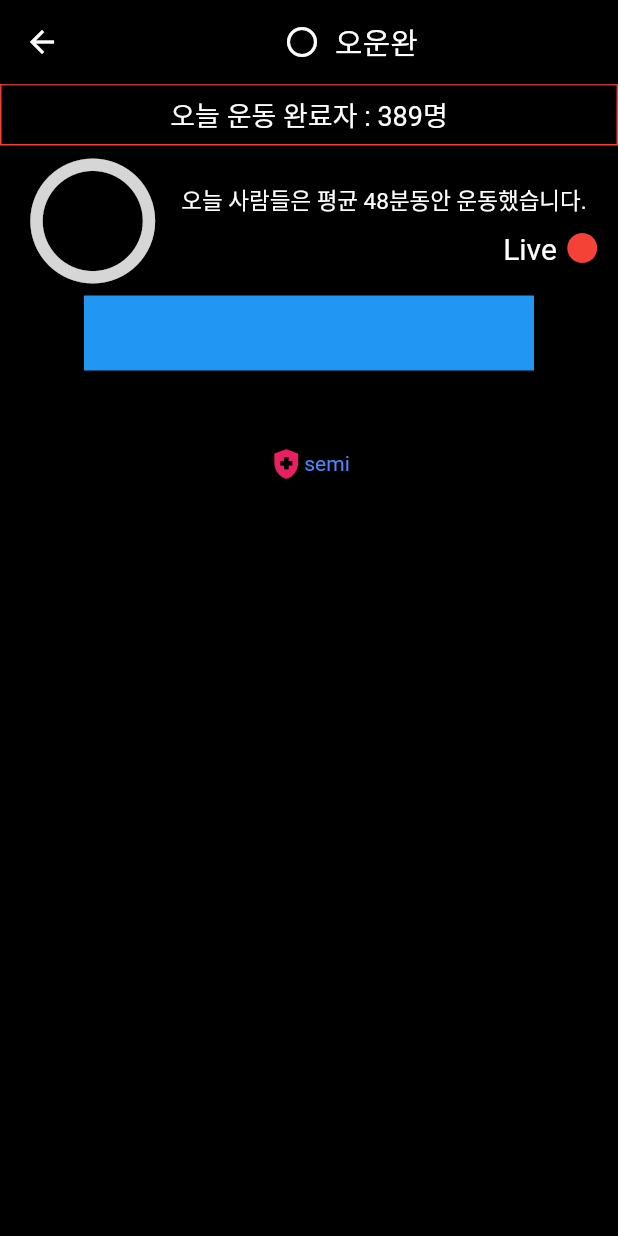
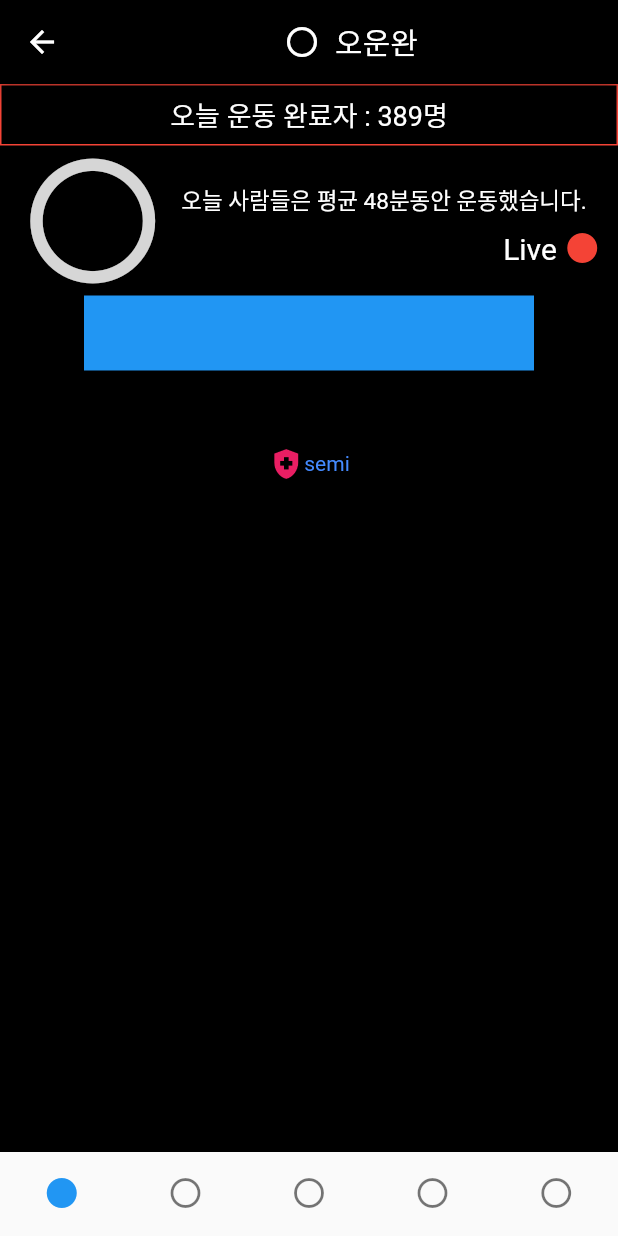
Before and after one commit to jwson-automation/wtwetwgfkdfndfbnd, a Flutter app: the App screen opened directly, on a phone screen of 412 x 824 dp. Run offline on Flutter 3.47's test engine with Material 2 defaults, Android fonts, the phone set to English and light mode, and no system bars; our stand-ins replace cloud_firestore, firebase_auth, firebase_core, get, google_sign_in; accounts and stored records are empty; Roboto replaces fonts that are missing (Schyler).

Commit message:
update_bottomnav

```diff
--- a/lib/main.dart
+++ b/lib/main.dart
@@ -4,6 +4,7 @@ import 'package:firebase_core/firebase_core.dart';
 import 'package:flutter/material.dart';
 import 'package:get/get.dart';
 import 'package:wtwetwgfkdfndfbnd/firebase_options.dart';
+import 'package:wtwetwgfkdfndfbnd/src/binding/init_binding.dart';
 import 'package:wtwetwgfkdfndfbnd/src/pages/root.dart';
 
 Future<void> main() async {
@@ -19,7 +20,8 @@ class MyApp extends StatelessWidget {
 // This widget is the root of your application.
   @override
   Widget build(BuildContext context) {
-    return const GetMaterialApp(
+    return GetMaterialApp(
+      initialBinding: InitBinding(),
       home: Root(),
     );
   }
--- a/lib/src/binding/init_binding.dart
+++ b/lib/src/binding/init_binding.dart
@@ -1,9 +1,11 @@
 import 'package:get/instance_manager.dart';
 import 'package:wtwetwgfkdfndfbnd/src/controller/AuthController.dart';
+import 'package:wtwetwgfkdfndfbnd/src/controller/bottom_nav_controller.dart';
 
 class InitBinding extends Bindings {
   @override
   void dependencies() {
+    Get.put(BottomNavController(), permanent: true);
     Get.put(AuthController(), permanent: true);
   }
 }
--- /dev/null
+++ b/lib/src/controller/bottom_nav_controller.dart
@@ -0,0 +1,29 @@
+import 'package:get/get.dart';
+
+enum PageName { HOME, SEARCH, UPLOAD, ACTIVITY, MYPAGE }
+
+class BottomNavController extends GetxController {
+  RxInt pageIndex = 0.obs;
+
+  void changeBottomNav(int value) {
+    var page = PageName.values[value];
+    switch (page) {
+      case PageName.HOME:
+        // TODO: Handle this case.
+        break;
+      case PageName.SEARCH:
+        // TODO: Handle this case.
+        break;
+      case PageName.UPLOAD:
+        // TODO: Handle this case.
+        break;
+      case PageName.ACTIVITY:
+        // TODO: Handle this case.
+        break;
+      case PageName.MYPAGE:
+        // TODO: Handle this case.
+        break;
+    }
+    pageIndex(value);
+  }
+}
--- a/lib/src/pages/app.dart
+++ b/lib/src/pages/app.dart
@@ -1,18 +1,16 @@
 import 'package:flutter/material.dart';
+import 'package:get/get.dart';
 import 'package:wtwetwgfkdfndfbnd/src/components/Live_notice.dart';
+import 'package:wtwetwgfkdfndfbnd/src/controller/bottom_nav_controller.dart';
 import 'package:wtwetwgfkdfndfbnd/src/pages/notice_scroll.dart';
+import 'package:wtwetwgfkdfndfbnd/src/pages/thred.dart';
 
-class App extends StatefulWidget {
+class App extends GetView<BottomNavController> {
   const App({super.key});
 
   @override
-  State<App> createState() => _AppState();
-}
-
-class _AppState extends State<App> {
-  @override
   Widget build(BuildContext context) {
-    return Scaffold(
+    return Obx(() => Scaffold(
           backgroundColor: Colors.black,
           appBar: AppBar(
             backgroundColor: Colors.black,
@@ -24,61 +22,78 @@ class _AppState extends State<App> {
               ],
               mainAxisAlignment: MainAxisAlignment.center,
             ),
-          centerTitle: mounted,
+            // centerTitle: mounted,
           ),
-        body: SingleChildScrollView(
-          child: Column(
+          body: IndexedStack(
+            index: controller.pageIndex.value,
             children: [
+              FirstPage(),
               Container(
-                padding: EdgeInsets.all(6),
-                decoration: BoxDecoration(
-                    // boxShadow: BoxShadow(10),
-                    border: Border.all(color: Colors.red)),
-                alignment: Alignment.center,
-                // color: Colors.red[200],
+                child: Center(
                   child: Text(
-                  '오늘 운동 완료자 : 389명',
-                  style: TextStyle(
-                      color: Colors.white, fontSize: 18, fontFamily: 'Schyler'),
+                    'search',
+                    style: TextStyle(color: Colors.red),
                   ),
                 ),
-              NoticePage(),
-              LiveNotice(),
+              ),
+              Container(
+                child: Center(
+                  child: Text(
+                    'upload',
+                    style: TextStyle(color: Colors.red),
+                  ),
+                ),
+              ),
+              Container(
+                child: Center(
+                  child: Text(
+                    'activity',
+                    style: TextStyle(color: Colors.red),
+                  ),
+                ),
+              ),
+              Container(
+                child: Center(
+                  child: Text(
+                    'mypage',
+                    style: TextStyle(color: Colors.red),
+                  ),
+                ),
+              ),
             ],
           ),
+          bottomNavigationBar: BottomNavigationBar(
+            type: BottomNavigationBarType.fixed,
+            showSelectedLabels: false,
+            showUnselectedLabels: false,
+            currentIndex: controller.pageIndex.value,
+            elevation: 0,
+            onTap: controller.changeBottomNav,
+            items: [
+              BottomNavigationBarItem(
+                  icon: Icon(Icons.circle_outlined),
+                  activeIcon: Icon(Icons.circle_rounded),
+                  label: 'home'),
+              BottomNavigationBarItem(
+                  icon: Icon(Icons.circle_outlined),
+                  activeIcon: Icon(Icons.circle_rounded),
+                  label: 'home'),
+              BottomNavigationBarItem(
+                  icon: Icon(Icons.circle_outlined),
+                  activeIcon: Icon(Icons.circle_rounded),
+                  label: 'home'),
+              BottomNavigationBarItem(
+                  icon: Icon(Icons.circle_outlined),
+                  activeIcon: Icon(Icons.circle_rounded),
+                  label: 'home'),
+              BottomNavigationBarItem(
+                  icon: Icon(Icons.circle_outlined),
+                  activeIcon: Icon(Icons.circle_rounded),
+                  label: 'home'),
+            ],
+
+            //  mainAxisAlignment: MainAxisAlignment.spaceEvenly),
+          ),
         ));
-    bottomNavigationBar:
-    BottomAppBar(
-      child: Container(
-        height: 50,
-        color: Colors.black,
-        child: Row(children: [
-          Icon(
-            Icons.phone,
-            color: Colors.white,
-          ),
-          Icon(
-            Icons.phone,
-            color: Colors.white,
-          ),
-          Icon(
-            Icons.phone,
-            color: Colors.white,
-          ),
-          Icon(
-            Icons.phone,
-            color: Colors.white,
-          ),
-          Icon(
-            Icons.phone,
-            color: Colors.white,
-          ),
-        ], mainAxisAlignment: MainAxisAlignment.spaceEvenly),
-      ),
-    )
-
-        // bottomNavigationBar:
-        // BottomNavigationBar(items: [BottomNavigationBarItem(label: 'home')]),
-        ;
   }
 }
--- a/lib/src/pages/root.dart
+++ b/lib/src/pages/root.dart
@@ -15,7 +15,7 @@ class Root extends StatelessWidget {
           // 내부 파이어베이스 유저정보 조회 with user.data.uid
           return App();
         } else {
-          return Login();
+          return App();
         }
       },
     );
--- /dev/null
+++ b/lib/src/pages/thred.dart
@@ -0,0 +1,32 @@
+import 'package:flutter/material.dart';
+import 'package:wtwetwgfkdfndfbnd/src/components/Live_notice.dart';
+import 'package:wtwetwgfkdfndfbnd/src/pages/notice_scroll.dart';
+
+class FirstPage extends StatelessWidget {
+  const FirstPage({super.key});
+
+  @override
+  Widget build(BuildContext context) {
+    return SingleChildScrollView(
+      child: Column(
+        children: [
+          Container(
+            padding: EdgeInsets.all(6),
+            decoration: BoxDecoration(
+                // boxShadow: BoxShadow(10),
+                border: Border.all(color: Colors.red)),
+            alignment: Alignment.center,
+            // color: Colors.red[200],
+            child: Text(
+              '오늘 운동 완료자 : 389명',
+              style: TextStyle(
+                  color: Colors.white, fontSize: 18, fontFamily: 'Schyler'),
+            ),
+          ),
+          NoticePage(),
+          LiveNotice(),
+        ],
+      ),
+    );
+  }
+}
```
Lines whose indentation alone changed are shown as unchanged.
